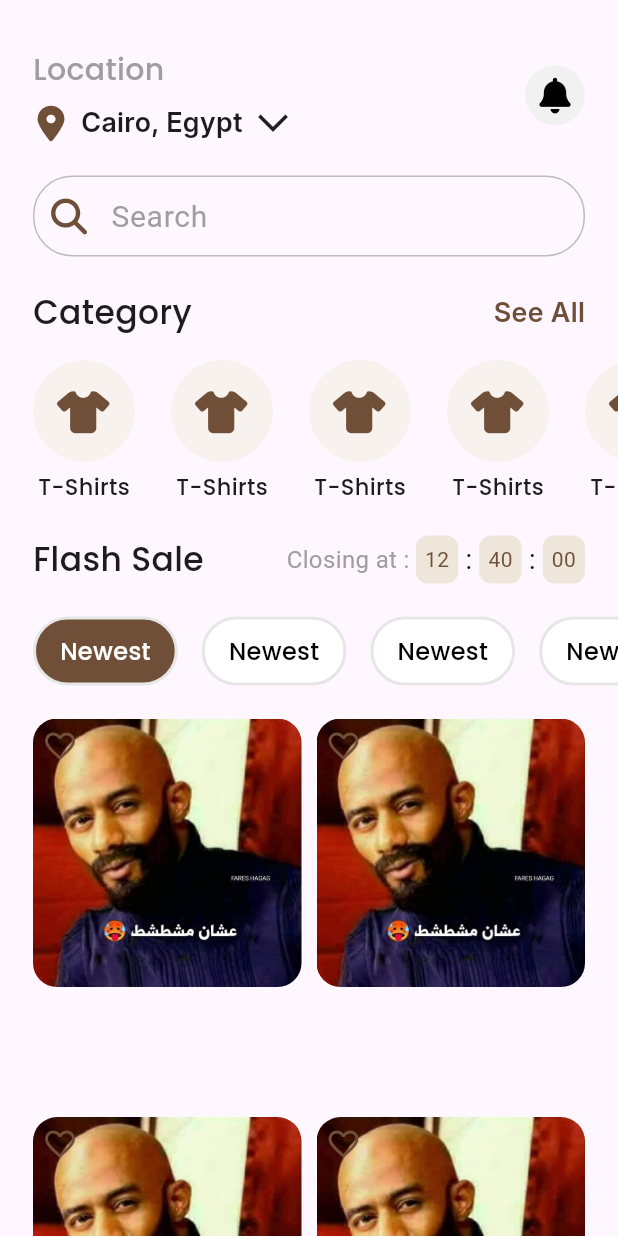
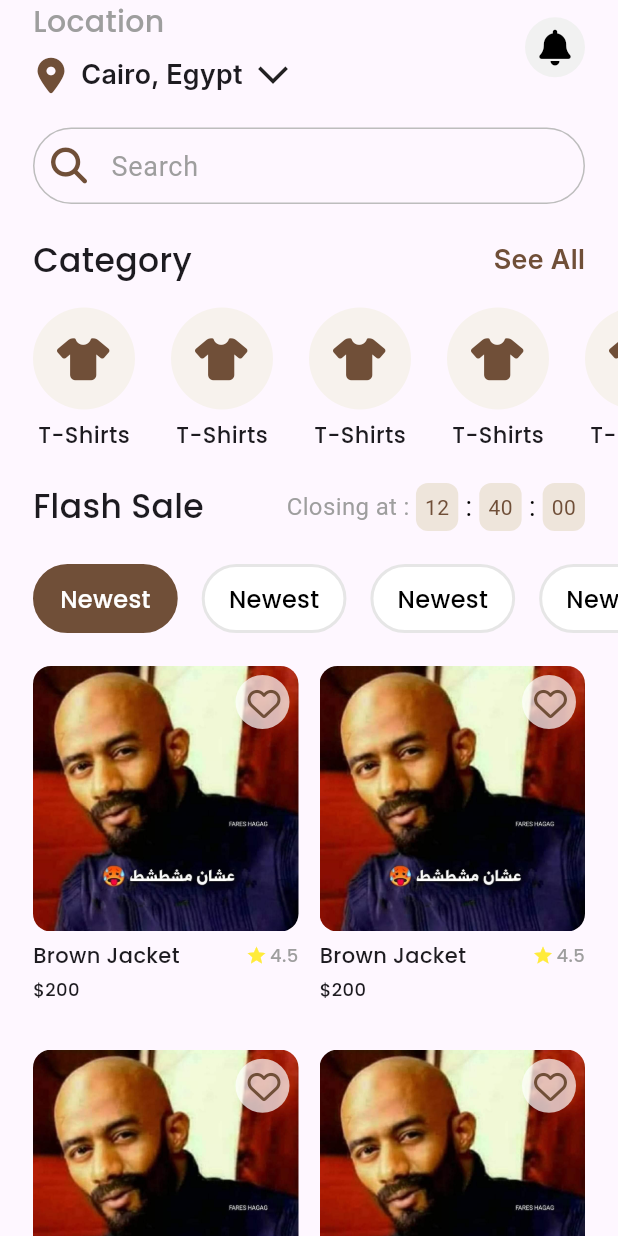
Before and after one commit to HazemAhmed677/shop-mate, a Flutter app: the HomeView screen opened by its route, on a phone screen of 412 x 824 dp. Run offline on Flutter 3.47's test engine with Material 3 defaults, Android fonts, the phone set to English and light mode, and no system bars; our stand-ins replace device_preview, expandable_page_view, flutter_svg, font_awesome_flutter, go_router.

Commit message:
Refactor Home View and Grid View Items for Enhanced Functionality and UI Consistency
- Corrected a typo in the AppImages class, changing 'testImaagw' to 'testImage'.
- Adjusted the scale factor calculation in AppStyles to improve responsiveness.
- Updated the font size in CustomSearchTextFeild for better readability.
- Enhanced the CategoryItem widget to dynamically adjust border color based on active state.
- Introduced a new GridViewItem widget to replace the previous inline grid item implementation, improving modularity and readability.
- Modified the CustomItemsGridView to use the new GridViewItem widget.
- Updated the HomeViewBody to include additional spacing for better UI flow.
- Enabled DevicePreview for easier UI testing across different devices.
- Added shared_preferences_foundation dependency for macOS support.
- Updated various dependencies to their latest versions for improved functionality and security.

```diff
--- a/lib/core/utils/app_images.dart
+++ b/lib/core/utils/app_images.dart
@@ -1,5 +1,5 @@
 class AppImages {
-  static const String testImaagw = 'assets/images/hamdan.jpg';
+  static const String testImage = 'assets/images/hamdan.jpg';
 
   /// Assets for imagesFacebook
   /// assets/images/facebook.svg
--- a/lib/core/utils/app_styles.dart
+++ b/lib/core/utils/app_styles.dart
@@ -36,6 +36,6 @@ abstract class AppStyles {
 
   double getScaleFactor({required BuildContext context}) {
     double widthOfScreen = MediaQuery.of(context).size.width;
-    return widthOfScreen / 400;
+    return widthOfScreen / 1000;
   }
 }
--- a/lib/core/widgets/custom_search_text_feild.dart
+++ b/lib/core/widgets/custom_search_text_feild.dart
@@ -27,7 +27,7 @@ class CustomSearchTextFeild extends StatelessWidget {
         hintText: 'Search',
         hintStyle: const TextStyle(
           color: Colors.grey,
-          fontSize: 20,
+          fontSize: 18,
         ),
         enabledBorder: buildBorder(
           color: Colors.grey.shade400,
--- a/lib/features/home/presentation/views/widgets/category_item.dart
+++ b/lib/features/home/presentation/views/widgets/category_item.dart
@@ -21,7 +21,8 @@ class CategoryItem extends StatelessWidget {
           ),
           color: (isActive) ? AppColors.primaryColor : AppColors.white,
           border: Border.all(
-            color: const Color(0xffE6E6E6),
+            color:
+                (isActive) ? AppColors.primaryColor : const Color(0xffE6E6E6),
             width: 2,
           )),
       child: Padding(
--- a/lib/features/home/presentation/views/widgets/custom_items_grid_view.dart
+++ b/lib/features/home/presentation/views/widgets/custom_items_grid_view.dart
@@ -1,6 +1,5 @@
 import 'package:flutter/material.dart';
-import 'package:shop_mate/core/utils/app_images.dart';
-import '../../../../../core/utils/app_colors.dart';
+import 'package:shop_mate/features/home/presentation/views/widgets/grid_view_item.dart';
 
 class CustomItemsGridView extends StatelessWidget {
   const CustomItemsGridView({super.key});
@@ -11,36 +10,13 @@ class CustomItemsGridView extends StatelessWidget {
       gridDelegate: const SliverGridDelegateWithFixedCrossAxisCount(
         crossAxisCount: 2,
         mainAxisSpacing: 10,
-        crossAxisSpacing: 10,
-        childAspectRatio: 0.7,
+        crossAxisSpacing: 14,
+        childAspectRatio: 0.72,
       ),
       initialItemCount: 10,
       itemBuilder:
           (BuildContext context, int index, Animation<double> animation) {
-        return Stack(
-          children: [
-            AspectRatio(
-              aspectRatio: 1,
-              child: Container(
-                decoration: BoxDecoration(
-                  image: const DecorationImage(
-                      image: AssetImage(AppImages.testImaagw)),
-                  borderRadius: BorderRadius.circular(
-                    16,
-                  ),
-                ),
-              ),
-            ),
-            const Positioned(
-              left: 6,
-              top: 6,
-              child: Icon(
-                Icons.favorite_outline,
-                color: AppColors.primaryColor,
-              ),
-            ),
-          ],
-        );
+        return const GridViewItem();
       },
     );
   }
--- /dev/null
+++ b/lib/features/home/presentation/views/widgets/grid_view_item.dart
@@ -0,0 +1,117 @@
+import 'package:flutter/material.dart';
+import 'package:font_awesome_flutter/font_awesome_flutter.dart';
+
+import '../../../../../core/utils/app_colors.dart';
+import '../../../../../core/utils/app_images.dart';
+import '../../../../../core/utils/app_styles.dart';
+
+class GridViewItem extends StatefulWidget {
+  const GridViewItem({
+    super.key,
+  });
+
+  @override
+  State<GridViewItem> createState() => _GridViewItemState();
+}
+
+class _GridViewItemState extends State<GridViewItem> {
+  // Hive here
+  bool flag = false;
+  @override
+  Widget build(BuildContext context) {
+    return Column(
+      crossAxisAlignment: CrossAxisAlignment.start,
+      children: [
+        Stack(
+          children: [
+            AspectRatio(
+              aspectRatio: 1,
+              child: Container(
+                decoration: BoxDecoration(
+                  image: const DecorationImage(
+                    image: AssetImage(
+                      AppImages.testImage,
+                    ),
+                  ),
+                  borderRadius: BorderRadius.circular(
+                    12,
+                  ),
+                ),
+              ),
+            ),
+            Positioned(
+              right: 6,
+              top: 6,
+              child: CircleAvatar(
+                radius: 18,
+                backgroundColor: AppColors.white.withOpacity(
+                  0.7,
+                ),
+                child: AnimatedContainer(
+                  duration: const Duration(
+                    milliseconds: 200,
+                  ),
+                  child: IconButton(
+                    highlightColor: AppColors.white.withOpacity(
+                      0.4,
+                    ),
+                    hoverColor: AppColors.white.withOpacity(
+                      0.2,
+                    ),
+                    onPressed: () {
+                      flag = !flag;
+                      setState(() {});
+                    },
+                    icon: Icon(
+                      (!flag)
+                          ? FontAwesomeIcons.heart
+                          : FontAwesomeIcons.solidHeart,
+                      color: AppColors.primaryColor,
+                      size: 22,
+                    ),
+                  ),
+                ),
+              ),
+            ),
+          ],
+        ),
+        const SizedBox(
+          height: 6,
+        ),
+        Row(
+          children: [
+            Text(
+              'Brown Jacket',
+              style: AppStyles.regular24.copyWith(
+                fontSize: 14,
+              ),
+            ),
+            const Spacer(),
+            const Icon(
+              Icons.star,
+              color: Colors.yellow,
+              size: 14,
+            ),
+            const SizedBox(
+              width: 2,
+            ),
+            Text(
+              '4.5',
+              style: AppStyles.regular24.copyWith(
+                fontSize: 12,
+                color: Colors.grey,
+              ),
+            ),
+          ],
+        ),
+        const SizedBox(
+          height: 4,
+        ),
+        Text(
+          r"$200",
+          style: AppStyles.semiBoldPoppins28.copyWith(fontSize: 12),
+        ),
+      ],
+    );
+  }
+}
--- a/lib/features/home/presentation/views/widgets/home_view_body.dart
+++ b/lib/features/home/presentation/views/widgets/home_view_body.dart
@@ -10,18 +10,21 @@ class HomeViewBody extends StatelessWidget {
 
   @override
   Widget build(BuildContext context) {
-    return const Padding(
-      padding: EdgeInsets.symmetric(
-        horizontal: 22.0,
-      ),
-      child: SafeArea(
-        bottom: false,
-        left: false,
-        right: false,
+    return const SafeArea(
+      bottom: false,
+      left: false,
+      right: false,
+      maintainBottomViewPadding: true,
+      child: Padding(
+        padding: EdgeInsets.symmetric(
+          horizontal: 22.0,
+        ),
         child: CustomScrollView(
           clipBehavior: Clip.none,
           slivers: [
-            SliverToBoxAdapter(child: HomeViewHeaderSection()),
+            SliverToBoxAdapter(
+              child: HomeViewHeaderSection(),
+            ),
             SliverToBoxAdapter(
               child: SizedBox(
                 height: 22,
@@ -53,6 +56,11 @@ class HomeViewBody extends StatelessWidget {
               ),
             ),
             CustomItemsGridView(),
+            SliverToBoxAdapter(
+              child: SizedBox(
+                height: 18,
+              ),
+            ),
           ],
         ),
       ),
--- a/lib/features/home/presentation/views/widgets/home_view_header_section.dart
+++ b/lib/features/home/presentation/views/widgets/home_view_header_section.dart
@@ -10,9 +10,9 @@ class HomeViewHeaderSection extends StatelessWidget {
   Widget build(BuildContext context) {
     return const Column(
       children: [
-        SizedBox(
-          height: 32,
-        ),
+        // SizedBox(
+        //   height: 38,
+        // ),
         Row(
           children: [
             CustomLocation(),
--- a/lib/main.dart
+++ b/lib/main.dart
@@ -1,8 +1,10 @@
+import 'package:device_preview/device_preview.dart';
 import 'package:flutter/material.dart';
 import 'package:shop_mate/core/utils/app_routers.dart';
 
 void main() {
-  runApp(const ShopMateApp());
+  runApp(
+      DevicePreview(enabled: true, builder: (context) => const ShopMateApp()));
 }
 
 class ShopMateApp extends StatelessWidget {
@@ -11,6 +13,8 @@ class ShopMateApp extends StatelessWidget {
   @override
   Widget build(BuildContext context) {
     return MaterialApp.router(
+      locale: DevicePreview.locale(context),
+      builder: DevicePreview.appBuilder,
       debugShowCheckedModeBanner: false,
       routerConfig: AppRouters.goRouter,
     );
--- a/pubspec.yaml
+++ b/pubspec.yaml
@@ -29,6 +29,7 @@ environment:
 # versions available, run `flutter pub outdated`.
 dependencies:
   cupertino_icons: ^1.0.8
+  device_preview: ^1.2.0
   expandable_page_view: ^1.0.17
   flutter:
     sdk: flutter
```
Also changed, not shown: pubspec.lock, 1 other file.
